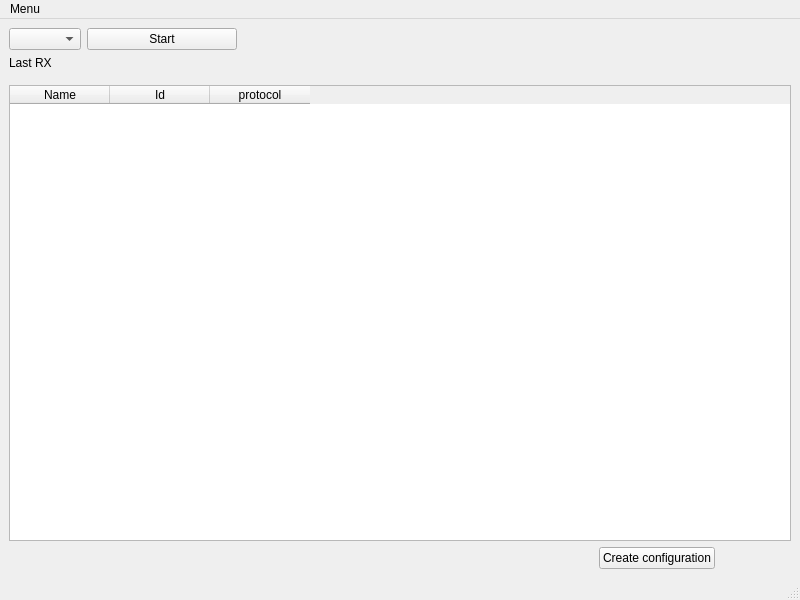
Qt form window.ui (firedream89/HA_Integration_RTS_Rflink) before a commit.
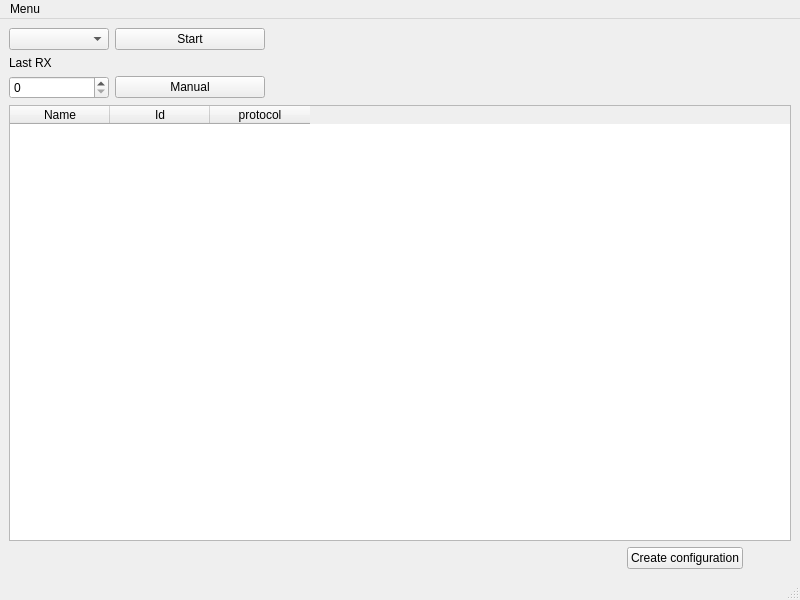
The same form after that commit.

Commit message: adding manual rows

What changed in the file:
```diff
--- a/window.ui
+++ b/window.ui
@@ -15,15 +15,15 @@
   </property>
   <widget class="QWidget" name="centralwidget">
    <layout class="QGridLayout" name="gridLayout">
-    <item row="2" column="0" colspan="2">
-     <spacer name="horizontalSpacer_2">
+    <item row="0" column="2" colspan="2">
+     <spacer name="horizontalSpacer">
       <property name="orientation">
        <enum>Qt::Horizontal</enum>
       </property>
       <property name="sizeHint" stdset="0">
        <size>
-        <width>40</width>
-        <height>20</height>
+        <width>180</width>
+        <height>51</height>
        </size>
       </property>
      </spacer>
@@ -31,7 +31,14 @@
     <item row="0" column="0">
      <layout class="QFormLayout" name="formLayout">
       <item row="0" column="0">
-       <widget class="QComboBox" name="usb"/>
+       <widget class="QComboBox" name="usb">
+        <property name="minimumSize">
+         <size>
+          <width>100</width>
+          <height>0</height>
+         </size>
+        </property>
+       </widget>
       </item>
       <item row="0" column="1">
        <widget class="QPushButton" name="start">
@@ -72,9 +79,42 @@
         </property>
        </widget>
       </item>
+      <item row="2" column="0" colspan="2">
+       <layout class="QFormLayout" name="formLayout_3">
+        <item row="0" column="0">
+         <widget class="QSpinBox" name="rowNb">
+          <property name="minimumSize">
+           <size>
+            <width>100</width>
+            <height>0</height>
+           </size>
+          </property>
+         </widget>
+        </item>
+        <item row="0" column="1">
+         <widget class="QPushButton" name="addingRow">
+          <property name="minimumSize">
+           <size>
+            <width>150</width>
+            <height>0</height>
+           </size>
+          </property>
+          <property name="maximumSize">
+           <size>
+            <width>150</width>
+            <height>16777215</height>
+           </size>
+          </property>
+          <property name="text">
+           <string>Manual</string>
+          </property>
+         </widget>
+        </item>
+       </layout>
+      </item>
      </layout>
     </item>
-    <item row="2" column="2">
+    <item row="4" column="2">
      <widget class="QPushButton" name="createConfig">
       <property name="maximumSize">
        <size>
@@ -87,8 +127,8 @@
       </property>
      </widget>
     </item>
-    <item row="2" column="3">
-     <spacer name="horizontalSpacer_3">
+    <item row="4" column="0" colspan="2">
+     <spacer name="horizontalSpacer_2">
       <property name="orientation">
        <enum>Qt::Horizontal</enum>
       </property>
@@ -100,7 +140,7 @@
       </property>
      </spacer>
     </item>
-    <item row="1" column="0" colspan="4">
+    <item row="3" column="0" colspan="4">
      <widget class="QTableWidget" name="table">
       <column>
        <property name="text">
@@ -119,15 +159,15 @@
       </column>
      </widget>
     </item>
-    <item row="0" column="2" colspan="2">
-     <spacer name="horizontalSpacer">
+    <item row="4" column="3">
+     <spacer name="horizontalSpacer_3">
       <property name="orientation">
        <enum>Qt::Horizontal</enum>
       </property>
       <property name="sizeHint" stdset="0">
        <size>
-        <width>180</width>
-        <height>51</height>
+        <width>40</width>
+        <height>20</height>
        </size>
       </property>
      </spacer>
```
Left out of the diff: 4 changed lines with no effect on the pictures. The commit also changes 2 other files.
